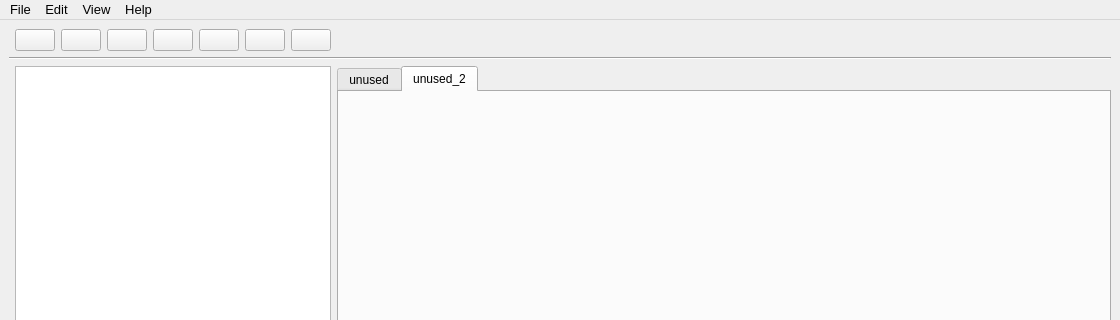
Before: the Qt Designer form ride-gui/mainwindow.ui in riolet/ride, drawn with Qt 5; both pictures show x 0 to 1120 and y 0 to 320 of the 1120 by 645 pixel window.
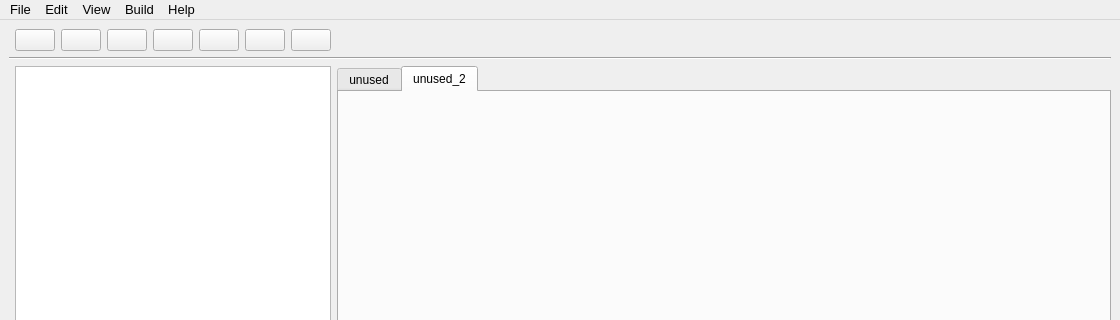
After: the same form once the commit is applied. Icons and pictures are not drawn.

```diff
--- a/ride-gui/mainwindow.ui
+++ b/ride-gui/mainwindow.ui
@@ -411,9 +411,16 @@
     <addaction name="actionZoom_In"/>
     <addaction name="actionZoom_Out"/>
    </widget>
+   <widget class="QMenu" name="menuBuild">
+    <property name="title">
+     <string>Build</string>
+    </property>
+    <addaction name="actionRun"/>
+   </widget>
    <addaction name="menuFILE"/>
    <addaction name="menuEDIT"/>
    <addaction name="menuVIEW"/>
+   <addaction name="menuBuild"/>
    <addaction name="menuHELP"/>
   </widget>
   <widget class="QStatusBar" name="statusbar"/>
```
Left out of the diff: 7 changed lines with no effect on the pictures.
